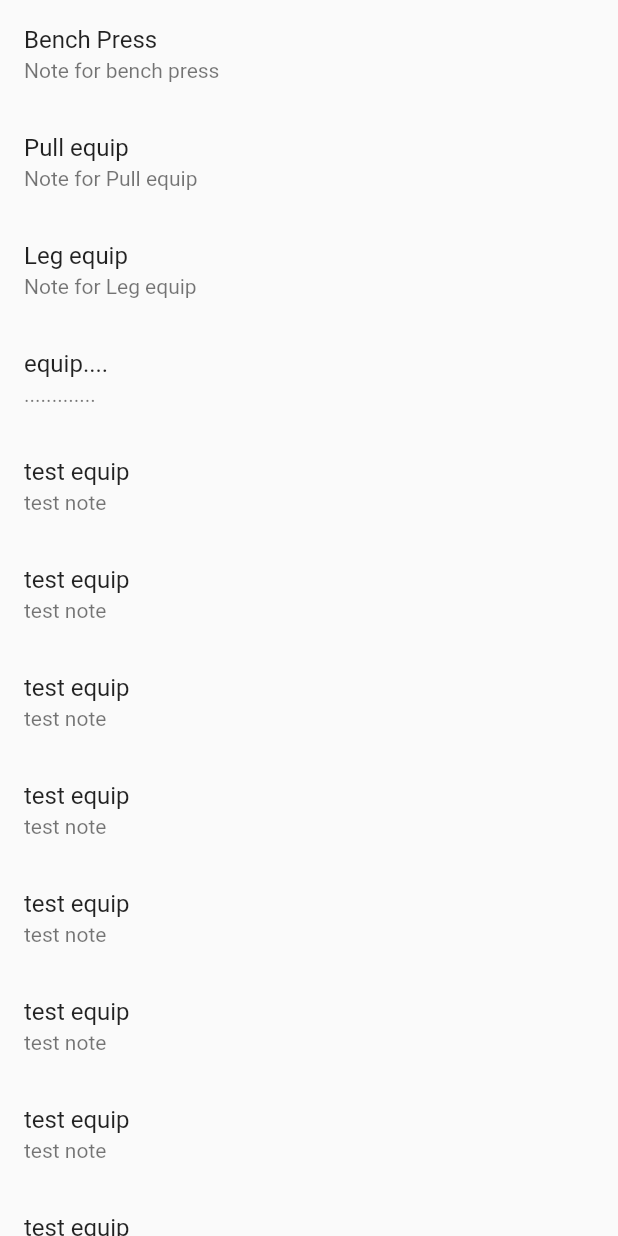
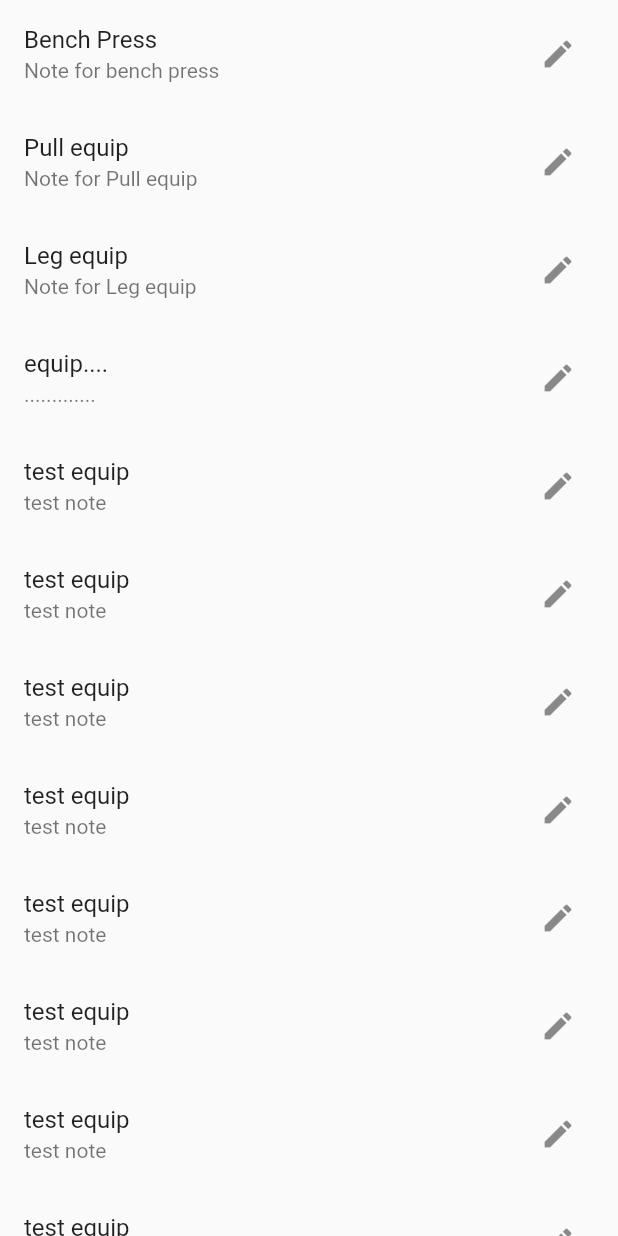
Before and after one commit to JDWorkoutApp/jd_workout_flutter, a Flutter app: the EquipList screen opened directly, on a phone screen of 412 x 824 dp. Run offline on Flutter 3.47's test engine with Material 2 defaults, Android fonts, the phone set to English and light mode, and no system bars; our stand-ins replace flutter_dotenv, fluttertoast, shared_preferences; accounts and stored records are empty.

Commit message:
Edit trailing button

```diff
--- a/lib/list/EquipList.dart
+++ b/lib/list/EquipList.dart
@@ -126,6 +126,12 @@ class _EquipListState extends State<EquipList> {
               child: ListTile(
                 title: Text(item.name),
                 subtitle: Text(item.note),
+                trailing: IconButton(
+                  icon: Icon(Icons.edit),
+                  onPressed: () {
+                    // TODO
+                  },
+                ),
               ),
             );
           }
@@ -133,6 +139,7 @@ class _EquipListState extends State<EquipList> {
       ),
     );
   }
+
 
   Widget _buildProgressIndicator() {
     return Padding(
```
